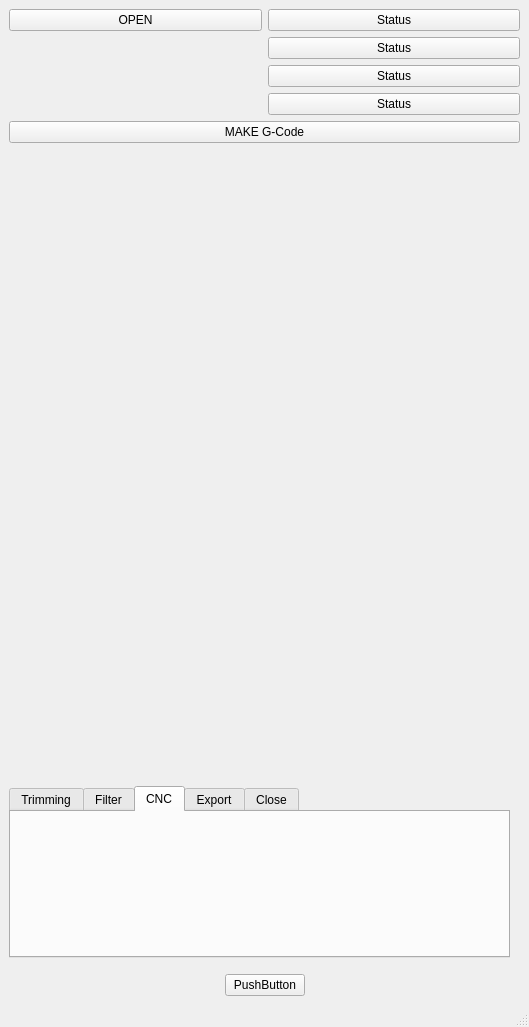
Old version of the form gui/mainUI.ui in the repository lhalb/pyro-to-gcode.
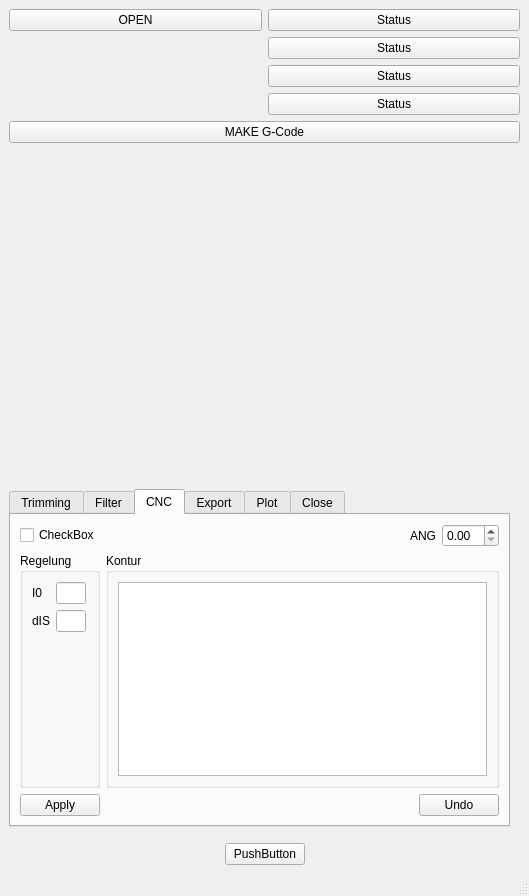
New version of the form. The open tabs and pages were chosen to show the change. Custom widgets are drawn as their Qt base class.

```diff
--- a/gui/mainUI.ui
+++ b/gui/mainUI.ui
@@ -7,7 +7,7 @@
     <x>0</x>
     <y>0</y>
     <width>529</width>
-    <height>1027</height>
+    <height>896</height>
    </rect>
   </property>
   <property name="windowTitle">
@@ -405,13 +405,250 @@
          <attribute name="title">
           <string>CNC</string>
          </attribute>
-         <layout class="QVBoxLayout" name="verticalLayout_2"/>
+         <layout class="QVBoxLayout" name="verticalLayout_2">
+          <item>
+           <layout class="QHBoxLayout" name="horizontalLayout_6">
+            <property name="topMargin">
+             <number>0</number>
+            </property>
+            <item>
+             <widget class="ToggleSwitch" name="cb_cnc_np">
+              <property name="sizePolicy">
+               <sizepolicy hsizetype="Minimum" vsizetype="Fixed">
+                <horstretch>0</horstretch>
+                <verstretch>0</verstretch>
+               </sizepolicy>
+              </property>
+              <property name="text">
+               <string>CheckBox</string>
+              </property>
+             </widget>
+            </item>
+            <item>
+             <spacer name="horizontalSpacer_5">
+              <property name="orientation">
+               <enum>Qt::Horizontal</enum>
+              </property>
+              <property name="sizeHint" stdset="0">
+               <size>
+                <width>40</width>
+                <height>20</height>
+               </size>
+              </property>
+             </spacer>
+            </item>
+            <item>
+             <layout class="QFormLayout" name="formLayout_4">
+              <property name="formAlignment">
+               <set>Qt::AlignLeading|Qt::AlignLeft|Qt::AlignVCenter</set>
+              </property>
+              <item row="0" column="0">
+               <widget class="QLabel" name="label_12">
+                <property name="text">
+                 <string>ANG</string>
+                </property>
+               </widget>
+              </item>
+              <item row="0" column="1">
+               <widget class="QDoubleSpinBox" name="sb_cnc_ang"/>
+              </item>
+             </layout>
+            </item>
+           </layout>
+          </item>
+          <item>
+           <layout class="QHBoxLayout" name="horizontalLayout_7">
+            <property name="topMargin">
+             <number>0</number>
+            </property>
+            <property name="rightMargin">
+             <number>0</number>
+            </property>
+            <item>
+             <widget class="QGroupBox" name="groupBox">
+              <property name="sizePolicy">
+               <sizepolicy hsizetype="Fixed" vsizetype="Expanding">
+                <horstretch>0</horstretch>
+                <verstretch>0</verstretch>
+               </sizepolicy>
+              </property>
+              <property name="title">
+               <string>Regelung</string>
+              </property>
+              <layout class="QVBoxLayout" name="verticalLayout_8">
+               <item>
+                <layout class="QFormLayout" name="formLayout_2">
+                 <property name="sizeConstraint">
+                  <enum>QLayout::SetMinimumSize</enum>
+                 </property>
+                 <item row="0" column="0">
+                  <widget class="QLabel" name="label_10">
+                   <property name="text">
+                    <string>I0</string>
+                   </property>
+                  </widget>
+                 </item>
+                 <item row="0" column="1">
+                  <widget class="QLineEdit" name="para_cnc_i0">
+                   <property name="maximumSize">
+                    <size>
+                     <width>30</width>
+                     <height>16777215</height>
+                    </size>
+                   </property>
+                  </widget>
+                 </item>
+                 <item row="1" column="0">
+                  <widget class="QLabel" name="label_11">
+                   <property name="text">
+                    <string>dIS</string>
+                   </property>
+                  </widget>
+                 </item>
+                 <item row="1" column="1">
+                  <widget class="QLineEdit" name="para_cnc_di">
+                   <property name="maximumSize">
+                    <size>
+                     <width>30</width>
+                     <height>16777215</height>
+                    </size>
+                   </property>
+                  </widget>
+                 </item>
+                </layout>
+               </item>
+              </layout>
+             </widget>
+            </item>
+            <item>
+             <widget class="QGroupBox" name="groupBox_2">
+              <property name="sizePolicy">
+               <sizepolicy hsizetype="Expanding" vsizetype="Preferred">
+                <horstretch>0</horstretch>
+                <verstretch>0</verstretch>
+               </sizepolicy>
+              </property>
+              <property name="title">
+               <string>Kontur</string>
+              </property>
+              <layout class="QVBoxLayout" name="verticalLayout_9">
+               <item>
+                <widget class="QTableWidget" name="tab_cnc_cont">
+                 <property name="editTriggers">
+                  <set>QAbstractItemView::DoubleClicked</set>
+                 </property>
+                 <property name="alternatingRowColors">
+                  <bool>true</bool>
+                 </property>
+                 <property name="selectionMode">
+                  <enum>QAbstractItemView::SingleSelection</enum>
+                 </property>
+                 <attribute name="horizontalHeaderVisible">
+                  <bool>false</bool>
+                 </attribute>
+                 <attribute name="horizontalHeaderCascadingSectionResizes">
+                  <bool>false</bool>
+                 </attribute>
+                 <attribute name="horizontalHeaderDefaultSectionSize">
+                  <number>50</number>
+                 </attribute>
+                 <attribute name="horizontalHeaderHighlightSections">
+                  <bool>false</bool>
+                 </attribute>
+                 <attribute name="horizontalHeaderStretchLastSection">
+                  <bool>false</bool>
+                 </attribute>
+                 <attribute name="verticalHeaderVisible">
+                  <bool>false</bool>
+                 </attribute>
+                 <attribute name="verticalHeaderCascadingSectionResizes">
+                  <bool>false</bool>
+                 </attribute>
+                 <column>
+                  <property name="text">
+                   <string>ANG</string>
+                  </property>
+                  <property name="textAlignment">
+                   <set>AlignCenter</set>
+                  </property>
+                 </column>
+                 <column>
+                  <property name="text">
+                   <string>IB</string>
+                  </property>
+                  <property name="textAlignment">
+                   <set>AlignCenter</set>
+                  </property>
+                 </column>
+                 <column>
+                  <property name="text">
+                   <string>IL</string>
+                  </property>
+                  <property name="textAlignment">
+                   <set>AlignCenter</set>
+                  </property>
+                 </column>
+                 <column>
+                  <property name="text">
+                   <string>vs</string>
+                  </property>
+                  <property name="textAlignment">
+                   <set>AlignCenter</set>
+                  </property>
+                 </column>
+                </widget>
+               </item>
+              </layout>
+             </widget>
+            </item>
+           </layout>
+          </item>
+          <item>
+           <layout class="QHBoxLayout" name="horizontalLayout_8">
+            <property name="topMargin">
+             <number>0</number>
+            </property>
+            <item>
+             <widget class="QPushButton" name="pushButton_2">
+              <property name="text">
+               <string>Apply</string>
+              </property>
+             </widget>
+            </item>
+            <item>
+             <spacer name="horizontalSpacer_6">
+              <property name="orientation">
+               <enum>Qt::Horizontal</enum>
+              </property>
+              <property name="sizeHint" stdset="0">
+               <size>
+                <width>40</width>
+                <height>20</height>
+               </size>
+              </property>
+             </spacer>
+            </item>
+            <item>
+             <widget class="QPushButton" name="pushButton_3">
+              <property name="text">
+               <string>Undo</string>
+              </property>
+             </widget>
+            </item>
+           </layout>
+          </item>
+         </layout>
         </widget>
         <widget class="QWidget" name="tab_4">
          <attribute name="title">
           <string>Export</string>
          </attribute>
         </widget>
+        <widget class="QWidget" name="tab_6">
+         <attribute name="title">
+          <string>Plot</string>
+         </attribute>
+        </widget>
         <widget class="QWidget" name="tab_5">
          <attribute name="title">
           <string>Close</string>
@@ -482,6 +719,11 @@
    <header>gui.mplwidget.h</header>
    <container>1</container>
   </customwidget>
+  <customwidget>
+   <class>ToggleSwitch</class>
+   <extends>QCheckBox</extends>
+   <header>gui.toggleswitch.h</header>
+  </customwidget>
  </customwidgets>
  <resources/>
  <connections/>
```
Left out of the diff: 199 changed lines with no effect on the pictures.
